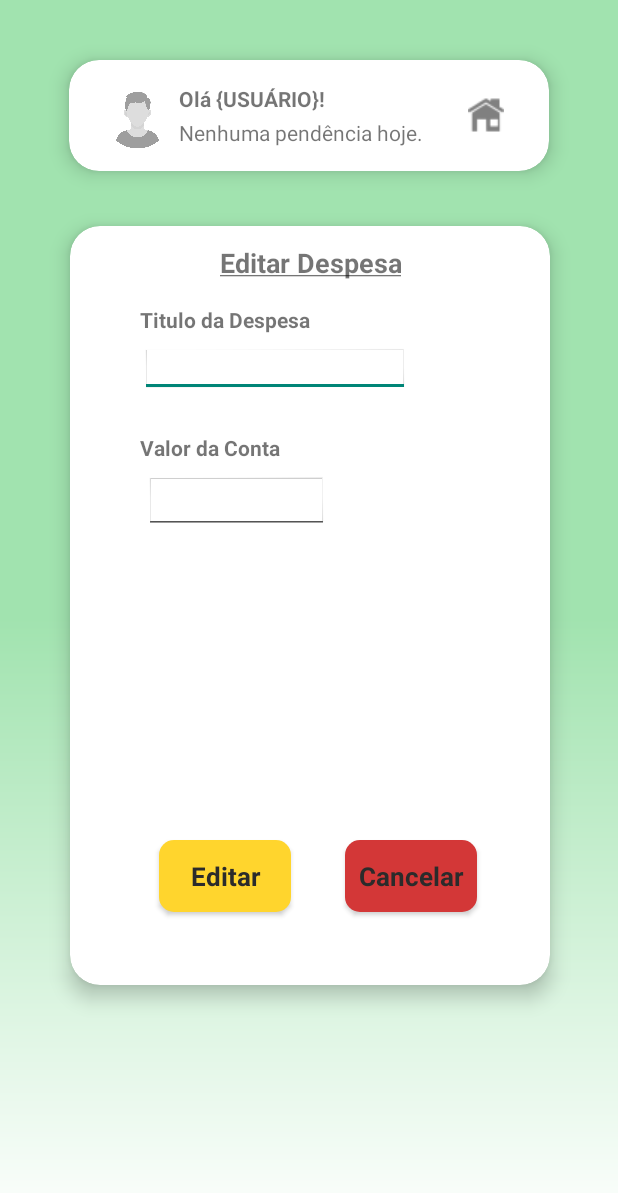
After one commit to Little-Tooth-Tecnologies/tooth-wallet, an Android app: the EditExpenseActivity screen opened directly, with no data from a screen before it, on a phone screen of 412 x 824 dp. The commit adds this screen. Shown: the top 1193 px of the screen. Run offline under Robolectric (Android 15) with nearby library versions, the light colour scheme and no system bars; our stand-ins replace Firebase (no records; nobody signed in at launch, a user with empty details on screens opened directly); Roboto replaces fonts that are not available here; 2 statements that could not run were skipped.

Commit message:
Versão da apresentação

```diff
--- a/app/src/main/AndroidManifest.xml
+++ b/app/src/main/AndroidManifest.xml
@@ -54,6 +54,10 @@
             android:name=".controller.EditPaymentEntryActivity">
         </activity>
 
+        <activity
+            android:name=".controller.EditExpenseActivity">
+        </activity>
+
         <meta-data
             android:name="preloaded_fonts"
             android:resource="@array/preloaded_fonts" />
--- /dev/null
+++ b/app/src/main/java/com/example/littletoothwallet/controller/EditExpenseActivity.kt
@@ -0,0 +1,48 @@
+package com.example.littletoothwallet.controller
+
+import android.content.Intent
+import android.os.Bundle
+import android.view.View
+import android.widget.EditText
+import com.example.littletoothwallet.R
+import com.example.littletoothwallet.model.dao.OutgoingDAO
+import com.example.littletoothwallet.model.dto.Outgoing
+import com.google.gson.Gson
+
+class EditExpenseActivity : BaseActivity(){
+
+    private lateinit var selectedExpense: Outgoing
+
+
+    override fun onCreate(savedInstanceState: Bundle?) {
+        super.onCreate(savedInstanceState)
+        setContentView(R.layout.activity_edit_expense)
+
+        val json: String? = intent.getStringExtra("SelectedExpense")
+        selectedExpense = Gson().fromJson(json, Outgoing::class.java)
+
+        val inputName = findViewById<EditText>(R.id.inputExpenseEditName)
+        val inputPrice = findViewById<EditText>(R.id.inputExpenseValueEdit)
+
+        inputName.setText(selectedExpense.name)
+        inputPrice.setText(selectedExpense.price.toString())
+    }
+
+    fun UpdateExpense(view: View) {
+        val name = findViewById<EditText>(R.id.inputExpenseEditName).text.toString()
+        val inputPriceText = findViewById<EditText>(R.id.inputExpenseValueEdit).text.toString()
+        val price = inputPriceText.toDoubleOrNull() ?: 0.0
+
+        val expense = Outgoing(selectedExpense.id, name, price, selectedExpense.date, selectedExpense.bankAccountId)
+        val outgoingDAO = OutgoingDAO(this@EditExpenseActivity)
+        outgoingDAO.updateOutgoing(expense, selectedExpense.price)
+
+        val intent = Intent(this, HomeActivity::class.java)
+        startActivity(intent)
+        finishAffinity()
+    }
+
+    fun cancelActivity(view: View) {
+        finish()
+    }
+}
--- a/app/src/main/java/com/example/littletoothwallet/controller/EditPaymentEntryActivity.kt
+++ b/app/src/main/java/com/example/littletoothwallet/controller/EditPaymentEntryActivity.kt
@@ -98,7 +98,6 @@ class EditPaymentEntryActivity : BaseActivity() {
         val bankAccount = BankAccount(selectedAccount.id, name, balance, entryFlag)
         val bankAccountDAO = BankAccountDAO(this@EditPaymentEntryActivity)
         bankAccountDAO.updateBankAccount(bankAccount)
-        println("omaigaa")
 
         val intent = Intent(this, HomeActivity::class.java)
         startActivity(intent)
--- a/app/src/main/java/com/example/littletoothwallet/controller/MainActivity.kt
+++ b/app/src/main/java/com/example/littletoothwallet/controller/MainActivity.kt
@@ -7,7 +7,6 @@ import android.os.Bundle
 import android.os.Handler
 import android.widget.TextView
 import com.example.littletoothwallet.R
-import com.example.littletoothwallet.model.connection.ConnectionBD
 import com.google.firebase.auth.ktx.auth
 import com.google.firebase.ktx.Firebase
 
@@ -27,9 +26,6 @@ class MainActivity : BaseActivity() {
     override fun onCreate(savedInstanceState: Bundle?) {
         super.onCreate(savedInstanceState)
         setContentView(R.layout.activity_main)
-
-        val connectionBD = ConnectionBD(this@MainActivity)
-        val database = connectionBD.writableDatabase
 
         // busca a variavel de texto e gera um random baseado o java util
         val loadingTextView = findViewById<TextView>(R.id.loading_strings)
--- a/app/src/main/java/com/example/littletoothwallet/model/connection/ConnectionDB.kt
+++ b/app/src/main/java/com/example/littletoothwallet/model/connection/ConnectionDB.kt
@@ -23,7 +23,7 @@ class ConnectionBD(contexto : Context) : SQLiteOpenHelper(contexto, NAME,null, V
                 "id INTEGER PRIMARY KEY AUTOINCREMENT," +
                 "out_name VARCHAR NOT NULL," +
                 "out_price FLOAT NOT NULL," +
-                "out_date DATE NOT NULL," +
+                "out_date TEXT NOT NULL," +
                 "bank_accounts_id INTEGER NOT NULL," +
                 "FOREIGN KEY (bank_accounts_id) REFERENCES bank_accounts (id)" +
                 ")")
--- a/app/src/main/java/com/example/littletoothwallet/model/dto/BankAccount.kt
+++ b/app/src/main/java/com/example/littletoothwallet/model/dto/BankAccount.kt
@@ -1,10 +1,8 @@
 package com.example.littletoothwallet.model.dto
-
-import java.io.Serializable
 
 data class BankAccount(
     val id: Long = -1,
     val name: String,
-    val balance: Double,
+    var balance: Double,
     val flag: String
-) : Serializable
+)
--- a/app/src/main/res/layout/activity_add_expense_entry.xml
+++ b/app/src/main/res/layout/activity_add_expense_entry.xml
@@ -199,7 +199,7 @@
                 android:layout_height="48dp"
                 android:elevation="0.45dp"
                 android:ems="10"
-                android:inputType="number"
+                android:inputType="numberDecimal"
                 app:layout_constraintEnd_toEndOf="parent"
                 app:layout_constraintHorizontal_bias="0.224"
                 app:layout_constraintStart_toStartOf="parent"
--- /dev/null
+++ b/app/src/main/res/layout/activity_edit_expense.xml
@@ -0,0 +1,213 @@
+<?xml version="1.0" encoding="utf-8"?>
+<androidx.constraintlayout.widget.ConstraintLayout xmlns:android="http://schemas.android.com/apk/res/android"
+    xmlns:app="http://schemas.android.com/apk/res-auto"
+    xmlns:tools="http://schemas.android.com/tools"
+    android:layout_width="match_parent"
+    android:layout_height="match_parent"
+    android:background="@drawable/bg_app_walkthrough"
+    tools:context=".controller.EditExpenseActivity">
+
+    <androidx.cardview.widget.CardView
+        android:id="@+id/cardView"
+        android:layout_width="320dp"
+        android:layout_height="74dp"
+        android:layout_marginTop="40dp"
+        app:cardCornerRadius="20dp"
+        app:cardElevation="8dp"
+        app:layout_constraintEnd_toEndOf="parent"
+        app:layout_constraintStart_toStartOf="parent"
+        app:layout_constraintTop_toTopOf="parent">
+
+        <androidx.constraintlayout.widget.ConstraintLayout
+            android:layout_width="match_parent"
+            android:layout_height="match_parent">
+
+            <TextView
+                android:id="@+id/textView"
+                android:layout_width="172dp"
+                android:layout_height="23dp"
+                android:text="@string/home_topText1"
+                android:textStyle="bold"
+                app:layout_constraintBottom_toBottomOf="parent"
+                app:layout_constraintEnd_toEndOf="parent"
+                app:layout_constraintHorizontal_bias="0.496"
+                app:layout_constraintStart_toStartOf="parent"
+                app:layout_constraintTop_toTopOf="parent"
+                app:layout_constraintVertical_bias="0.313" />
+
+            <TextView
+                android:id="@+id/textView2"
+                android:layout_width="172dp"
+                android:layout_height="23dp"
+                android:text="@string/home_topText2"
+                app:layout_constraintBottom_toBottomOf="parent"
+                app:layout_constraintEnd_toEndOf="parent"
+                app:layout_constraintHorizontal_bias="0.496"
+                app:layout_constraintStart_toStartOf="parent"
+                app:layout_constraintTop_toTopOf="parent"
+                app:layout_constraintVertical_bias="0.764" />
+
+            <ImageView
+                android:id="@+id/imageView7"
+                android:layout_width="43dp"
+                android:layout_height="45dp"
+                android:onClick="cancelActivity"
+                app:layout_constraintBottom_toBottomOf="parent"
+                app:layout_constraintEnd_toEndOf="parent"
+                app:layout_constraintHorizontal_bias="0.086"
+                app:layout_constraintStart_toStartOf="parent"
+                app:layout_constraintTop_toTopOf="parent"
+                app:srcCompat="@drawable/default_profile" />
+
+            <FrameLayout
+                android:layout_width="53dp"
+                android:layout_height="54dp"
+                android:onClick="cancelActivity"
+                app:layout_constraintBottom_toBottomOf="parent"
+                app:layout_constraintEnd_toEndOf="parent"
+                app:layout_constraintHorizontal_bias="0.924"
+                app:layout_constraintStart_toEndOf="@+id/imageView7"
+                app:layout_constraintTop_toTopOf="parent"
+                app:layout_constraintVertical_bias="0.514">
+
+
+                <ImageView
+                    android:id="@+id/imageView8"
+                    android:layout_width="wrap_content"
+                    android:layout_height="wrap_content"
+                    android:layout_gravity="center"
+                    app:srcCompat="@drawable/home_icon" />
+            </FrameLayout>
+
+        </androidx.constraintlayout.widget.ConstraintLayout>
+
+
+    </androidx.cardview.widget.CardView>
+
+    <androidx.cardview.widget.CardView
+        android:id="@+id/cardView2"
+        android:layout_width="320dp"
+        android:layout_height="506dp"
+        app:cardCornerRadius="20dp"
+        app:cardElevation="8dp"
+        app:layout_constraintBottom_toBottomOf="parent"
+        app:layout_constraintEnd_toEndOf="parent"
+        app:layout_constraintHorizontal_bias="0.505"
+        app:layout_constraintStart_toStartOf="parent"
+        app:layout_constraintTop_toBottomOf="@+id/cardView"
+        app:layout_constraintVertical_bias="0.18">
+
+        <androidx.constraintlayout.widget.ConstraintLayout
+            android:layout_width="301dp"
+            android:layout_height="481dp"
+            android:layout_gravity="center">
+
+            <TextView
+                android:id="@+id/titleExpenseEntryName"
+                android:layout_width="wrap_content"
+                android:layout_height="wrap_content"
+                android:layout_marginTop="16dp"
+
+                android:text="@string/expenseEntry_entryTitle"
+                android:textStyle="bold"
+                app:layout_constraintEnd_toEndOf="parent"
+                app:layout_constraintHorizontal_bias="0.197"
+                app:layout_constraintStart_toStartOf="parent"
+                app:layout_constraintTop_toBottomOf="@+id/textView3" />
+
+            <TextView
+                android:id="@+id/textView15"
+                android:layout_width="wrap_content"
+                android:layout_height="wrap_content"
+                android:layout_marginTop="24dp"
+                android:text="@string/paymentEntry_entryValue"
+
+                android:textStyle="bold"
+                app:layout_constraintEnd_toEndOf="parent"
+                app:layout_constraintHorizontal_bias="0.0"
+                app:layout_constraintStart_toStartOf="@+id/inputExpenseEditName"
+                app:layout_constraintTop_toBottomOf="@+id/inputExpenseEditName" />
+
+            <Button
+                android:id="@+id/button"
+                style="@style/buttonYellow"
+                android:layout_marginTop="40dp"
+                android:text="@string/home_add_button"
+                app:layout_constraintBottom_toBottomOf="parent"
+                app:layout_constraintEnd_toEndOf="parent"
+                app:layout_constraintHorizontal_bias="0.87"
+                app:layout_constraintStart_toStartOf="parent"
+                app:layout_constraintTop_toTopOf="parent"
+                app:layout_constraintVertical_bias="2.5" />
+
+            <TextView
+                android:id="@+id/textView3"
+                android:layout_width="wrap_content"
+                android:layout_height="wrap_content"
+                android:elevation="0.45dp"
+                android:gravity="center"
+                android:lineSpacingExtra="8sp"
+                android:text="@string/expenseEntry_topText_underlined_edit"
+                android:textAlignment="center"
+                android:textSize="18sp"
+                android:textStyle="bold"
+                app:layout_constraintEnd_toEndOf="parent"
+                app:layout_constraintStart_toStartOf="parent"
+                app:layout_constraintTop_toTopOf="parent" />
+
+            <EditText
+                android:id="@+id/inputExpenseEditName"
+                android:layout_width="180dp"
+                android:layout_height="42dp"
+                android:elevation="0.45dp"
+                android:ems="10"
+                android:inputType="text"
+                app:layout_constraintEnd_toEndOf="parent"
+                app:layout_constraintHorizontal_bias="0.305"
+                app:layout_constraintStart_toStartOf="parent"
+                app:layout_constraintTop_toBottomOf="@+id/titleExpenseEntryName" />
+
+
+            <EditText
+                android:id="@+id/inputExpenseValueEdit"
+                android:layout_width="123dp"
+                android:layout_height="48dp"
+                android:elevation="0.45dp"
+                android:ems="10"
+                android:inputType="numberDecimal"
+                app:layout_constraintEnd_toEndOf="parent"
+                app:layout_constraintHorizontal_bias="0.224"
+                app:layout_constraintStart_toStartOf="parent"
+                app:layout_constraintTop_toBottomOf="@+id/textView15" />
+
+            <Button
+                android:id="@+id/button3"
+                style="@style/buttonYellow"
+                android:layout_width="wrap_content"
+                android:layout_height="wrap_content"
+                android:layout_marginBottom="36dp"
+                android:text="@string/menu_edit"
+                android:onClick="UpdateExpense"
+                app:layout_constraintBottom_toBottomOf="parent"
+                app:layout_constraintEnd_toEndOf="parent"
+                app:layout_constraintHorizontal_bias="0.234"
+                app:layout_constraintStart_toStartOf="parent" />
+
+            <Button
+                android:id="@+id/btnCancel"
+                android:onClick="cancelActivity"
+                style="@style/buttonRed_logout"
+                android:layout_width="wrap_content"
+                android:layout_height="wrap_content"
+                android:layout_marginBottom="36dp"
+                android:text="@string/dialog_confirmation_cancel"
+                app:layout_constraintBottom_toBottomOf="parent"
+                app:layout_constraintEnd_toEndOf="parent"
+                app:layout_constraintHorizontal_bias="0.481"
+                app:layout_constraintStart_toEndOf="@+id/button3" />
+
+        </androidx.constraintlayout.widget.ConstraintLayout>
+
+    </androidx.cardview.widget.CardView>
+
+</androidx.constraintlayout.widget.ConstraintLayout>
--- a/app/src/main/res/values/colors.xml
+++ b/app/src/main/res/values/colors.xml
@@ -5,7 +5,7 @@
     <color name="grey">#3C3C3C</color>
     <color name="white">#FFFFFFFF</color>
     <color name="semi_white">#D8D8D8</color>
-    <color name="background_white">#D8D8D8</color>
+    <color name="background_white">#F1F0F0</color>
     <color name="text_semi_white">#E4E4E4</color>
     <color name="mint_green_primary">#A1E3AF</color>
     <color name="mint_green_secondary">#65C393</color>
--- a/app/src/main/res/values/strings.xml
+++ b/app/src/main/res/values/strings.xml
@@ -85,6 +85,7 @@
     <string name="paymentEntry_colorValue">Cor da Conta</string>
     <string name="expenseEntry_topText">Adicionar Despesa</string>
     <string name="expenseEntry_topText_underlined"><u>Adicionar Despesa</u></string>
+    <string name="expenseEntry_topText_underlined_edit"><u>Editar Despesa</u></string>
     <string name="expenseEntry_entryTitle">Titulo da Despesa</string>
     <string name="expenseEntry_entryMethod">Metódo de Pagamento</string>
     <string name="toast_Success">Adicionado com sucesso!</string>
@@ -102,4 +103,7 @@
     <string name="toast_SuccessDelete">Excluido com sucesso!</string>
     <string name="toast_FailureDelete">Falha ao Deletar!</string>
 
+    // Expenses Dialog Constants
+    <string name="confirm_delete_Expense">Deseja excluir essa despesa?</string>
+
 </resources>
```
Also changed, not shown: app/src/main/java/com/example/littletoothwallet/adapter/BankAccountsAdapter.kt (+3 -6 lines), app/src/main/java/com/example/littletoothwallet/adapter/ExpensesAdapter.kt (+53 -13 lines), app/src/main/java/com/example/littletoothwallet/controller/AddExpenseEntryActivity.kt (+69 -6 lines), app/src/main/java/com/example/littletoothwallet/controller/HomeActivity.kt (+3 -9 lines), app/src/main/java/com/example/littletoothwallet/model/dao/BankAccountDAO.kt (+30 -2 lines), app/src/main/java/com/example/littletoothwallet/model/dao/OutgoingDAO.kt (+18 -4 lines), app/src/main/java/com/example/littletoothwallet/model/dto/Outgoing.kt (+4 -4 lines), app/src/main/res/layout/outgoing_row.xml (+26 -26 lines), 1 other file.
